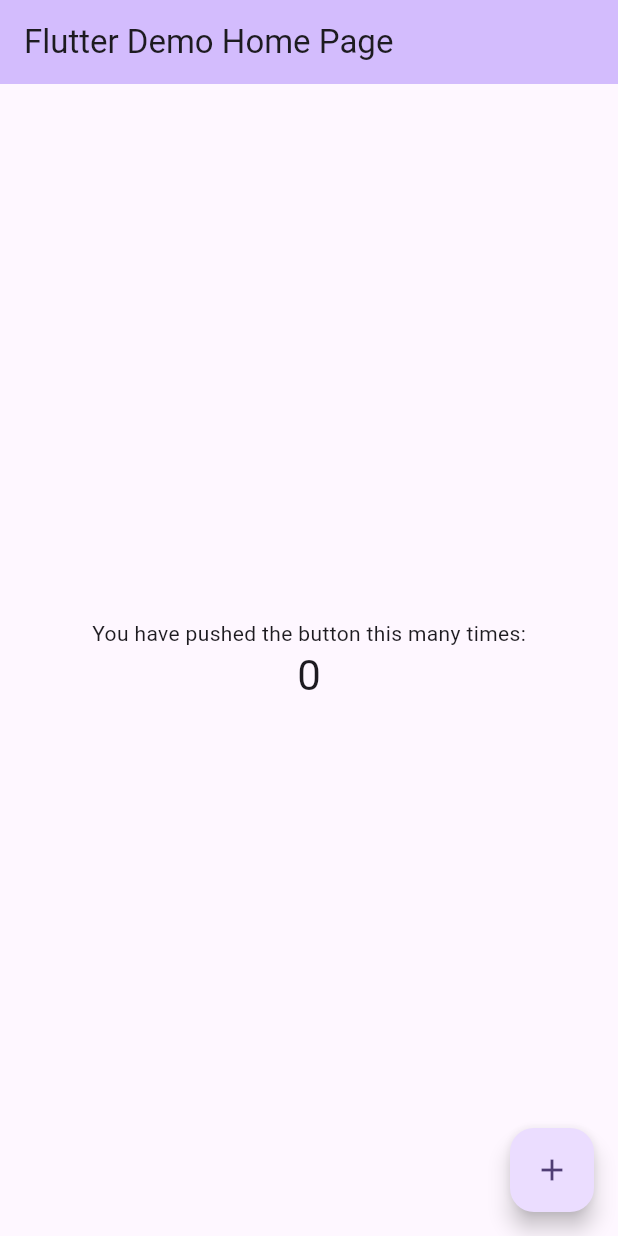
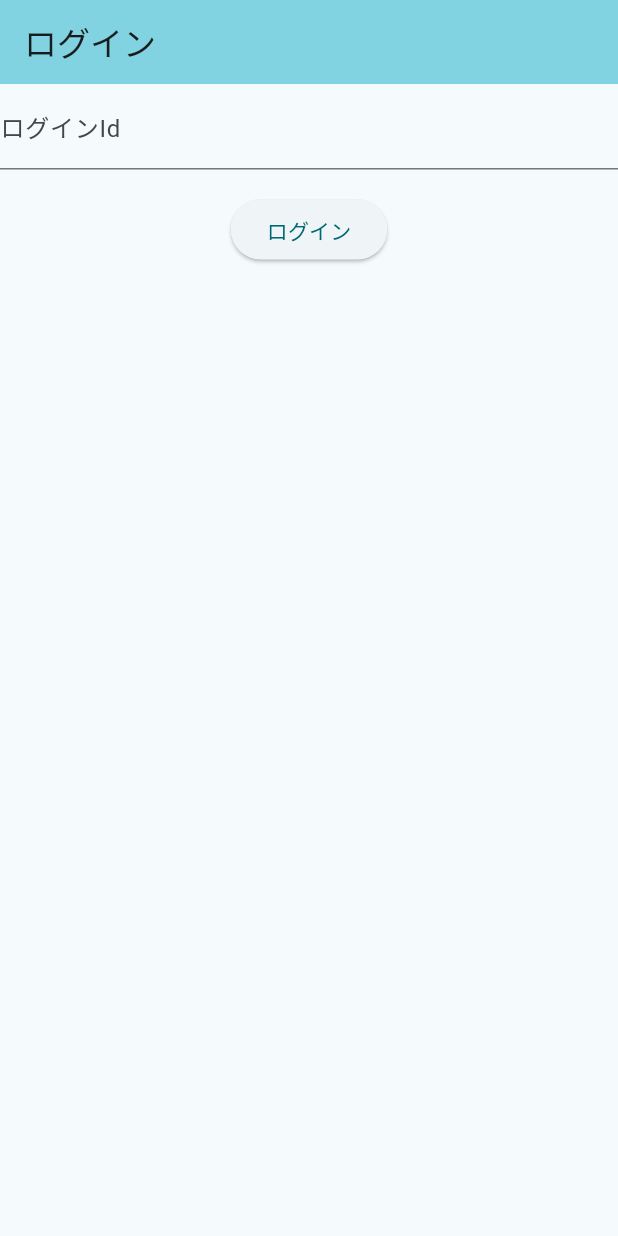
Before and after one commit to somasekimoto/donadona, a Flutter app: the screen it shows after launch, on a phone screen of 412 x 824 dp. Run offline on Flutter 3.47's test engine with Material 2 defaults, Android fonts, the phone set to English and light mode, and no system bars; project files that could hold a hidden picture were left out.

Commit message:
add: login page

```diff
--- a/lib/common/routes.dart
+++ b/lib/common/routes.dart
@@ -5,7 +5,12 @@ import 'package:flutter/material.dart';
 class Routes {
   static Map<String, WidgetBuilder> getRoutes() {
     return {
-      '/': (BuildContext context) => const DefaultLayout(title: 'ログイン', body: LoginPage())
+      '/': (BuildContext context) => const DefaultLayout(title: 'ログイン', body: LoginPage()),
+      '/project/search': (BuildContext context) => const DefaultLayout(title: 'プロジェクトを探す', body: Column()),
+      '/project/detail':(BuildContext context) => const DefaultLayout(title: 'プロジェクトを探す', body: Column()),
+      '/project/edit':(BuildContext context) => const DefaultLayout(title: 'プロジェクトを探す', body: Column()),
+      '/donate':(BuildContext context) => const DefaultLayout(title: 'プロジェクトを探す', body: Column()),
+      '/withDraw':(BuildContext context) => const DefaultLayout(title: 'プロジェクトを探す', body: Column()),
     };
   }
 }
--- a/lib/main.dart
+++ b/lib/main.dart
@@ -1,3 +1,4 @@
+import 'package:donadona/common/routes.dart';
 import 'package:flutter/material.dart';
 
 void main() {
@@ -13,113 +14,11 @@ class MyApp extends StatelessWidget {
     return MaterialApp(
       title: 'Flutter Demo',
       theme: ThemeData(
-        // This is the theme of your application.
-        //
-        // TRY THIS: Try running your application with "flutter run". You'll see
-        // the application has a blue toolbar. Then, without quitting the app,
-        // try changing the seedColor in the colorScheme below to Colors.green
-        // and then invoke "hot reload" (save your changes or press the "hot
-        // reload" button in a Flutter-supported IDE, or press "r" if you used
-        // the command line to start the app).
-        //
-        // Notice that the counter didn't reset back to zero; the application
-        // state is not lost during the reload. To reset the state, use hot
-        // restart instead.
-        //
-        // This works for code too, not just values: Most code changes can be
-        // tested with just a hot reload.
-        colorScheme: ColorScheme.fromSeed(seedColor: Colors.deepPurple),
+        colorScheme: ColorScheme.fromSeed(seedColor: const Color(0x00cdf5fd)),
         useMaterial3: true,
       ),
-      home: const MyHomePage(title: 'Flutter Demo Home Page'),
+      initialRoute: '/',
+      routes: Routes.getRoutes()
     );
   }
 }
-
-class MyHomePage extends StatefulWidget {
-  const MyHomePage({super.key, required this.title});
-
-  // This widget is the home page of your application. It is stateful, meaning
-  // that it has a State object (defined below) that contains fields that affect
-  // how it looks.
-
-  // This class is the configuration for the state. It holds the values (in this
-  // case the title) provided by the parent (in this case the App widget) and
-  // used by the build method of the State. Fields in a Widget subclass are
-  // always marked "final".
-
-  final String title;
-
-  @override
-  State<MyHomePage> createState() => _MyHomePageState();
-}
-
-class _MyHomePageState extends State<MyHomePage> {
-  int _counter = 0;
-
-  void _incrementCounter() {
-    setState(() {
-      // This call to setState tells the Flutter framework that something has
-      // changed in this State, which causes it to rerun the build method below
-      // so that the display can reflect the updated values. If we changed
-      // _counter without calling setState(), then the build method would not be
-      // called again, and so nothing would appear to happen.
-      _counter++;
-    });
-  }
-
-  @override
-  Widget build(BuildContext context) {
-    // This method is rerun every time setState is called, for instance as done
-    // by the _incrementCounter method above.
-    //
-    // The Flutter framework has been optimized to make rerunning build methods
-    // fast, so that you can just rebuild anything that needs updating rather
-    // than having to individually change instances of widgets.
-    return Scaffold(
-      appBar: AppBar(
-        // TRY THIS: Try changing the color here to a specific color (to
-        // Colors.amber, perhaps?) and trigger a hot reload to see the AppBar
-        // change color while the other colors stay the same.
-        backgroundColor: Theme.of(context).colorScheme.inversePrimary,
-        // Here we take the value from the MyHomePage object that was created by
-        // the App.build method, and use it to set our appbar title.
-        title: Text(widget.title),
-      ),
-      body: Center(
-        // Center is a layout widget. It takes a single child and positions it
-        // in the middle of the parent.
-        child: Column(
-          // Column is also a layout widget. It takes a list of children and
-          // arranges them vertically. By default, it sizes itself to fit its
-          // children horizontally, and tries to be as tall as its parent.
-          //
-          // Column has various properties to control how it sizes itself and
-          // how it positions its children. Here we use mainAxisAlignment to
-          // center the children vertically; the main axis here is the vertical
-          // axis because Columns are vertical (the cross axis would be
-          // horizontal).
-          //
-          // TRY THIS: Invoke "debug painting" (choose the "Toggle Debug Paint"
-          // action in the IDE, or press "p" in the console), to see the
-          // wireframe for each widget.
-          mainAxisAlignment: MainAxisAlignment.center,
-          children: <Widget>[
-            const Text(
-              'You have pushed the button this many times:',
-            ),
-            Text(
-              '$_counter',
-              style: Theme.of(context).textTheme.headlineMedium,
-            ),
-          ],
-        ),
-      ),
-      floatingActionButton: FloatingActionButton(
-        onPressed: _incrementCounter,
-        tooltip: 'Increment',
-        child: const Icon(Icons.add),
-      ), // This trailing comma makes auto-formatting nicer for build methods.
-    );
-  }
-}
--- /dev/null
+++ b/lib/pages/login_page.dart
@@ -0,0 +1,74 @@
+import 'package:donadona/api/login_api.dart';
+import 'package:flutter/material.dart';
+
+class LoginPage extends StatefulWidget {
+  const LoginPage({ super.key });
+
+  @override
+  State<LoginPage> createState() => _LoginPageState();
+}
+
+class _LoginPageState extends State<LoginPage> {
+  late TextEditingController _controller;
+  String publicAddress = '';
+  final _formKey = GlobalKey<FormState>();
+
+  @override
+  void initState() {
+    super.initState();
+    _controller = TextEditingController();
+  }
+
+  @override
+  void dispose() {
+    _controller.dispose();
+    super.dispose();
+  }
+
+  @override
+  Widget build(BuildContext context) {
+    return Center(
+      child: Form(
+        child: Column(
+          children: [
+            TextFormField(
+              controller: _controller,
+              decoration: const InputDecoration(
+                labelText: 'ログインId',
+                hintText: 'ログインId',
+              ),
+              autovalidateMode: AutovalidateMode.onUserInteraction,
+              validator: (value) {
+                if (value == null || value.isEmpty) {
+                  return 'ログインIdを入力してください';
+                }
+                return null;
+              },
+              onSaved: (value) => {
+                if(value != null) {
+                  publicAddress = value
+                }
+              },
+            ),
+            Padding(
+              padding: const EdgeInsets.symmetric(vertical: 16.0),
+              child: ElevatedButton(
+                onPressed: () async {
+                  var flg = false;
+                  if(_formKey.currentState == null) return;
+                  if (_formKey.currentState!.validate()) {
+                    _formKey.currentState!.save();
+                    flg = await LoginApi.certifyLogin(publicAddress);
+                  }
+                  if(!mounted) return;
+                  if(flg) Navigator.pushNamed(context, '/project/search');
+                },
+                child: const Text('ログイン'),
+              ),
+            ),
+          ]
+        ),
+      ),
+    );
+  }
+}
```
Also changed, not shown: lib/api/login_api.dart (added, +23 -0 lines), lib/model/enum/grade.dart (added, +15 -0 lines), lib/util.dart (added, +11 -0 lines).
